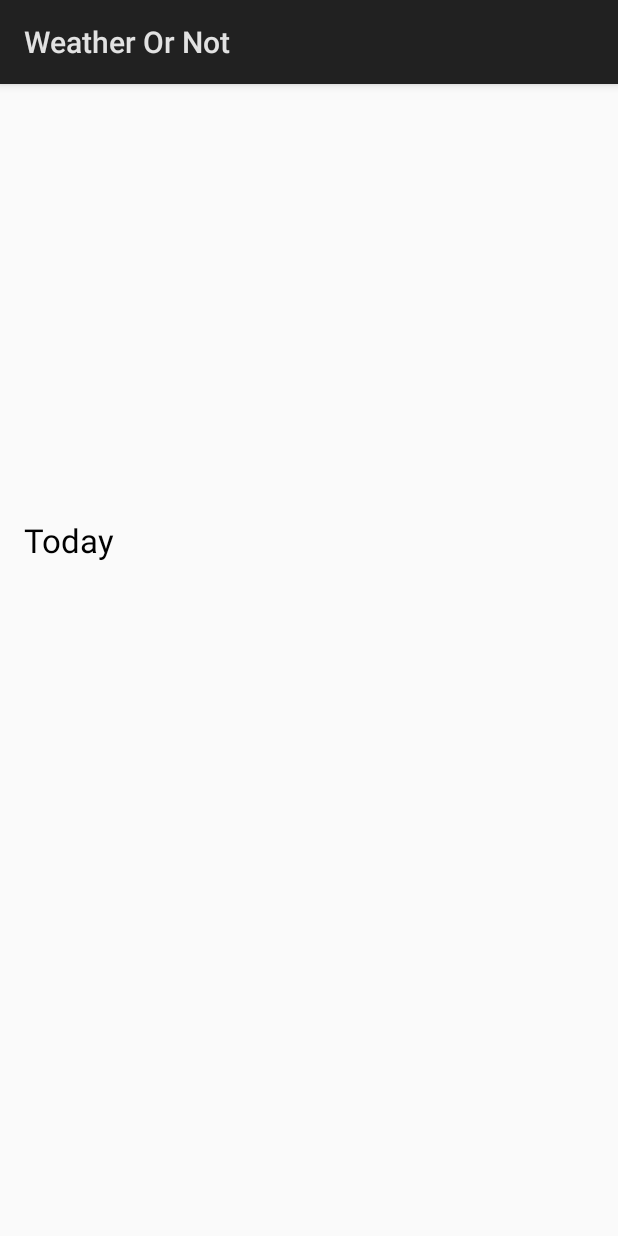
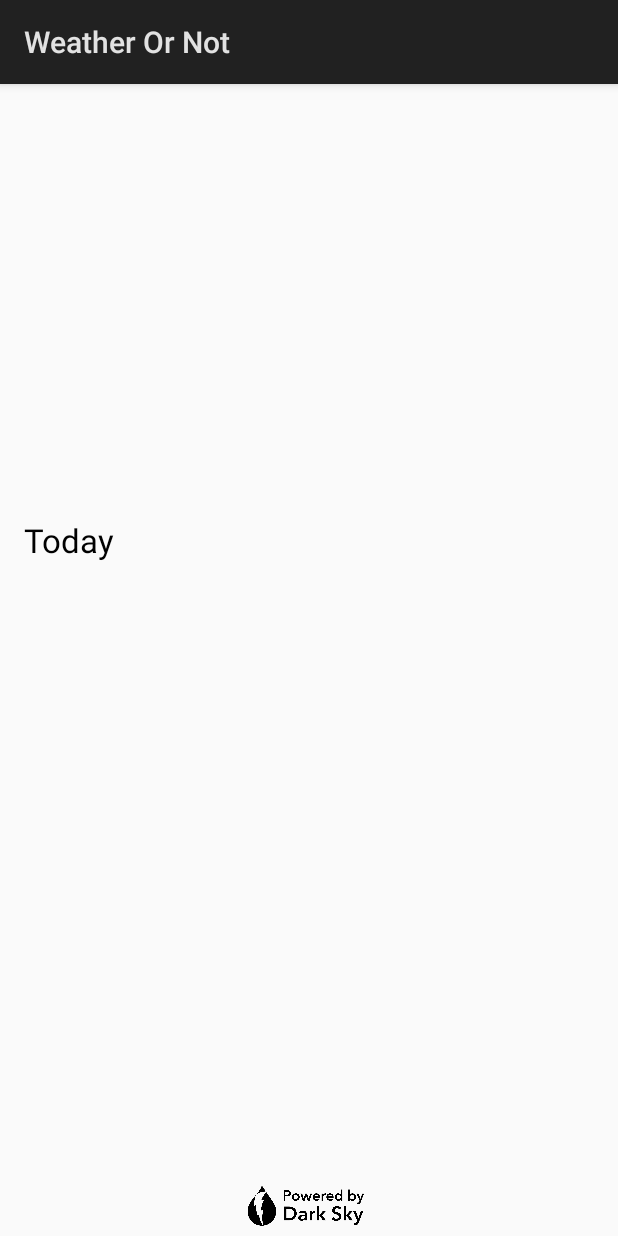
Before and after one commit to ncarmine/AdvMobileApps, an Android app: the screen it shows after launch (WeatherMainActivity), on a phone screen of 412 x 824 dp. Run offline under Robolectric (Android 15) with nearby library versions, the phone set to English and light mode, and no system bars.

Commit message:
Add Darksy and Deviantart credit

```diff
--- a/project2/WeatherOrNot/app/src/main/java/com/weather/natec/weatherornot/WeatherMainActivity.java
+++ b/project2/WeatherOrNot/app/src/main/java/com/weather/natec/weatherornot/WeatherMainActivity.java
@@ -35,6 +35,9 @@ import java.util.ArrayList;
 import java.util.Calendar;
 import java.util.Objects;
 
+// Weather icon images provided by DeviantArt user "LavAna"
+// http://lavana.deviantart.com/art/Flat-Weather-Icons-32021664
+
 public class WeatherMainActivity extends Activity implements GoogleApiClient.ConnectionCallbacks, GoogleApiClient.OnConnectionFailedListener, LocationListener {
 
     private GoogleApiClient mGoogleApiClient;
@@ -64,6 +67,8 @@ public class WeatherMainActivity extends Activity implements GoogleApiClient.Con
         todayTemp = (TextView) findViewById(R.id.today_temp);
         weekGrid = (GridView) findViewById(R.id.weekGrid);
         thatContext = this;
+        ImageView darkskyImage = (ImageView) findViewById(R.id.darksky);
+        darkskyImage.setImageDrawable(getDrawable(R.drawable.darksky));
 
         //Create instance of GoogleAPIClient
         if (mGoogleApiClient == null) {
@@ -152,7 +157,6 @@ public class WeatherMainActivity extends Activity implements GoogleApiClient.Con
 
         protected String doInBackground(String... args) {
             try {
-
                 URL url = new URL("https://api.darksky.net/forecast/251044d8d01971a3d739a13ddd102c08/"+currLat+","+currLong);
 
                 HttpURLConnection urlConnection = (HttpURLConnection) url.openConnection();
@@ -234,7 +238,6 @@ public class WeatherMainActivity extends Activity implements GoogleApiClient.Con
                 response = "NULL EXCEPTION ERROR";
             }
 
-            //Log.i("INFO", response);
             try {
                 JSONObject report = (JSONObject) new JSONTokener(response).nextValue();
                 JSONObject currentWeather = report.getJSONObject("currently");
--- a/project2/WeatherOrNot/app/src/main/res/layout/activity_weather_main.xml
+++ b/project2/WeatherOrNot/app/src/main/res/layout/activity_weather_main.xml
@@ -81,4 +81,13 @@
         app:layout_constraintRight_toRightOf="parent"
         app:layout_constraintTop_toBottomOf="@+id/today"/>
 
+    <ImageView
+        android:id="@+id/darksky"
+        android:layout_width="100dp"
+        android:layout_height="40dp"
+        app:layout_constraintLeft_toLeftOf="parent"
+        app:layout_constraintRight_toRightOf="parent"
+        app:layout_constraintHorizontal_bias="0.5"
+        app:layout_constraintBottom_toBottomOf="parent"/>
+
 </android.support.constraint.ConstraintLayout>
```
Also changed, not shown: project2/WeatherOrNot/app/src/main/res/drawable/darksky.png (added).
